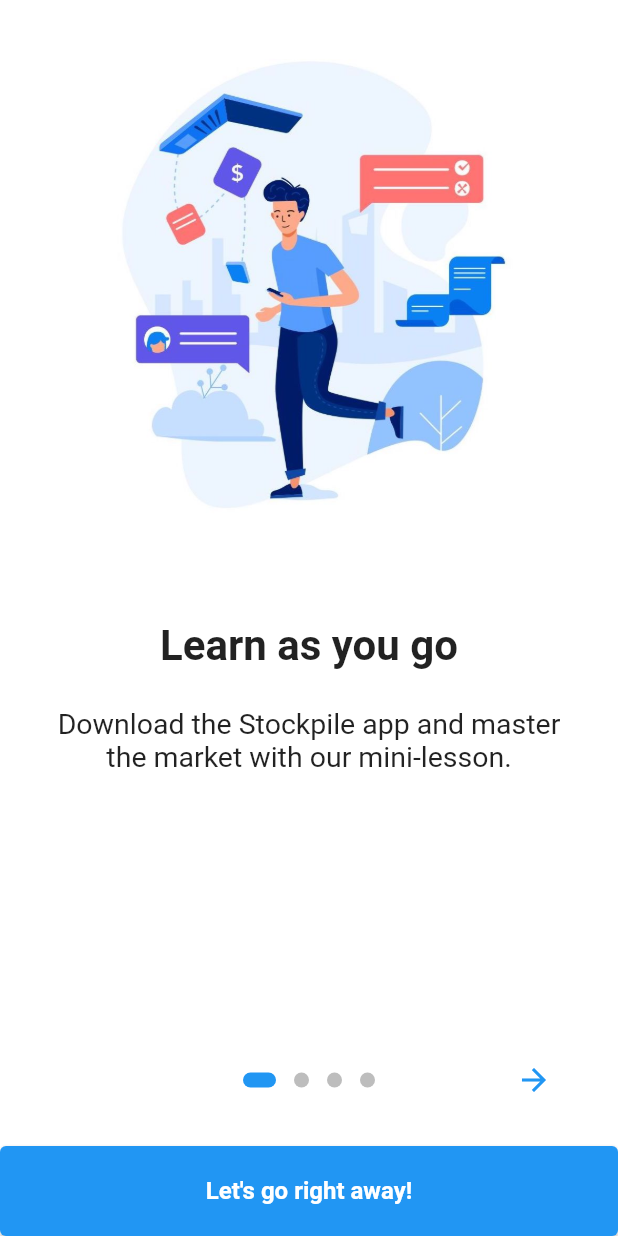
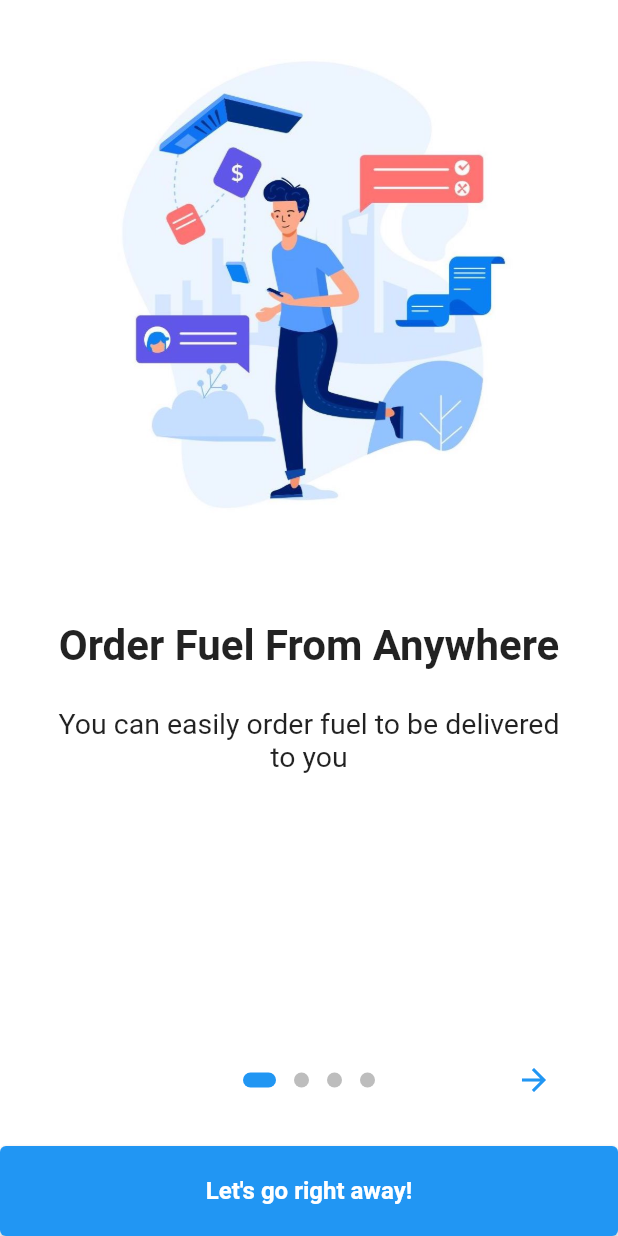
Before and after one commit to theo-beep/easy_fuel_2, a Flutter app: the OnBoardingPage widget shown alone on an empty page, opened directly, on a phone screen of 412 x 824 dp. Run offline on Flutter 3.47's test engine with Material 2 defaults, Android fonts, the phone set to English and light mode, and no system bars; drawn by our look-alikes of introduction_screen; our stand-ins replace cloud_firestore, firebase_auth, firebase_core, flutter_advanced_drawer, flutter_svg, flutter_switch and 7 more; missing offline and left inert: dart:ffi, dart:html, enhance_stepper, flutter_polyline_points, flutterfire_ui; accounts and stored records are empty.

Commit message:
- clean up and strings on the onboarding updated

```diff
--- a/lib/UserInterface/onboarding_page.dart
+++ b/lib/UserInterface/onboarding_page.dart
@@ -81,16 +81,16 @@ class _OnBoardingPageState extends State<OnBoardingPage> {
       ),
       pages: [
         PageViewModel(
-          title: "Learn as you go",
+          title: "Order Fuel From Anywhere",
           body:
-          "Download the Stockpile app and master the market with our mini-lesson.",
+          "You can easily order fuel to be delivered to you ",
           image: _buildImage('img2.jpg'),
           decoration: pageDecoration,
         ),
         PageViewModel(
-          title: "Kids and teens",
+          title: "Track how much Fuel you are using",
           body:
-          "Kids and teens can track their stocks 24/7 and place trades that you approve.",
+          "You can track your order ",
           image: _buildImage('img3.jpg'),
           decoration: pageDecoration,
         ),
@@ -114,14 +114,9 @@ class _OnBoardingPageState extends State<OnBoardingPage> {
           decoration: pageDecoration,
         ),
         PageViewModel(
-          title: "Title of last page - reversed",
+          title: "You can also use this app to deilver fuel",
           bodyWidget: Row(
             mainAxisAlignment: MainAxisAlignment.center,
-            children: const [
-              Text("Click on ", style: bodyStyle),
-              Icon(Icons.edit),
-              Text(" to edit a post", style: bodyStyle),
-            ],
           ),
           decoration: pageDecoration.copyWith(
             bodyFlex: 2,
--- a/lib/UserInterface/profile_page.dart
+++ b/lib/UserInterface/profile_page.dart
@@ -15,8 +15,6 @@ class UserProfile extends StatelessWidget {
   const UserProfile({Key? key}) : super(key: key);
 
   static const String _title = 'Profile';
-
-
 
   @override
   Widget build(BuildContext context) {
```
Also changed, not shown: assets/icons/orderFuel.png (added).
